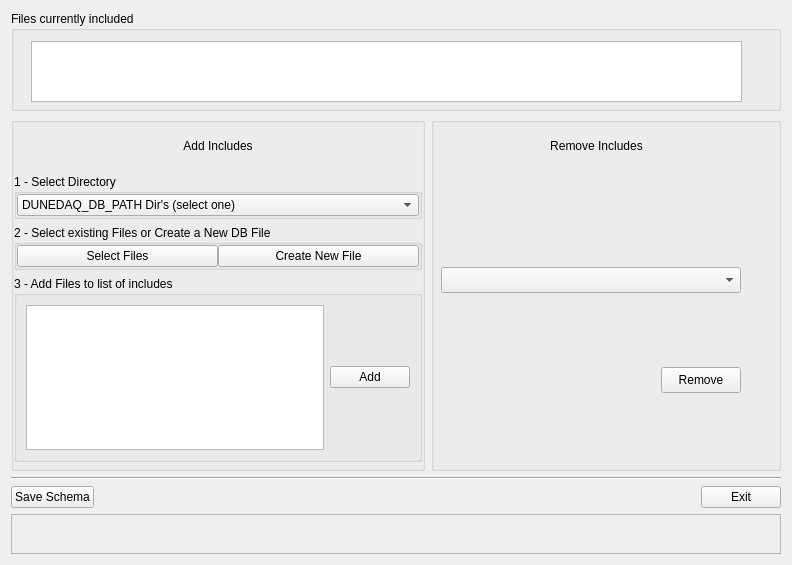
The window that ui/SchemaIncludeFileWidget.ui (jcfreeman2/dbe) describes before a commit, drawn with Qt 5.
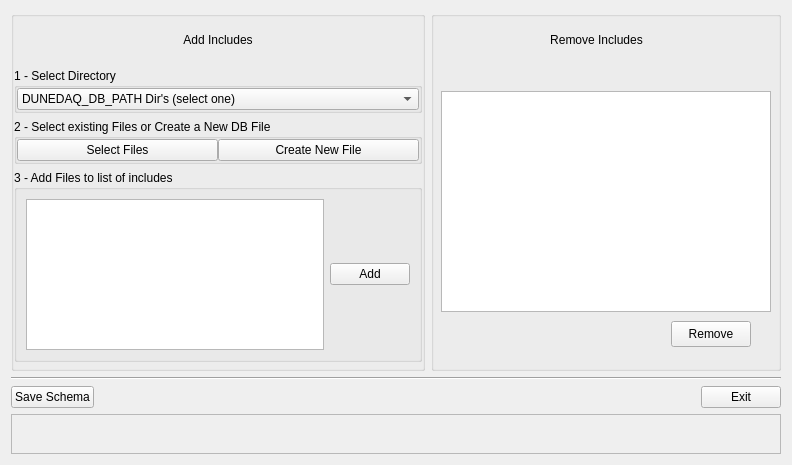
The same window after the commit.

Commit message: Protect against attempting to remove the same file twice

The edit to the form file:
```diff
--- a/ui/SchemaIncludeFileWidget.ui
+++ b/ui/SchemaIncludeFileWidget.ui
@@ -7,7 +7,7 @@
     <x>0</x>
     <y>0</y>
     <width>792</width>
-    <height>565</height>
+    <height>465</height>
    </rect>
   </property>
   <property name="sizePolicy">
@@ -34,29 +34,6 @@
   <layout class="QHBoxLayout" name="horizontalLayout_6">
    <item>
     <layout class="QVBoxLayout" name="VerticalLayout3">
-     <item>
-      <widget class="QGroupBox" name="groupBox">
-       <property name="minimumSize">
-        <size>
-         <width>0</width>
-         <height>100</height>
-        </size>
-       </property>
-       <property name="title">
-        <string>Files currently included</string>
-       </property>
-       <widget class="QListWidget" name="CurrentIncludeList">
-        <property name="geometry">
-         <rect>
-          <x>20</x>
-          <y>30</y>
-          <width>711</width>
-          <height>61</height>
-         </rect>
-        </property>
-       </widget>
-      </widget>
-     </item>
      <item>
       <layout class="QHBoxLayout" name="HorizontalLayout3">
        <item>
@@ -278,21 +255,11 @@
            <set>Qt::AlignCenter</set>
           </property>
          </widget>
-         <widget class="QComboBox" name="RemoveCombo">
-          <property name="geometry">
-           <rect>
-            <x>10</x>
-            <y>150</y>
-            <width>300</width>
-            <height>26</height>
-           </rect>
-          </property>
-         </widget>
          <widget class="QPushButton" name="RemoveButton">
           <property name="geometry">
            <rect>
-            <x>230</x>
-            <y>250</y>
+            <x>240</x>
+            <y>310</y>
             <width>80</width>
             <height>26</height>
            </rect>
@@ -301,6 +268,16 @@
            <string>Remove</string>
           </property>
          </widget>
+         <widget class="QListWidget" name="CurrentIncludeList">
+          <property name="geometry">
+           <rect>
+            <x>10</x>
+            <y>80</y>
+            <width>330</width>
+            <height>221</height>
+           </rect>
+          </property>
+         </widget>
         </widget>
        </item>
       </layout>
```
The commit also changes 2 other files.
